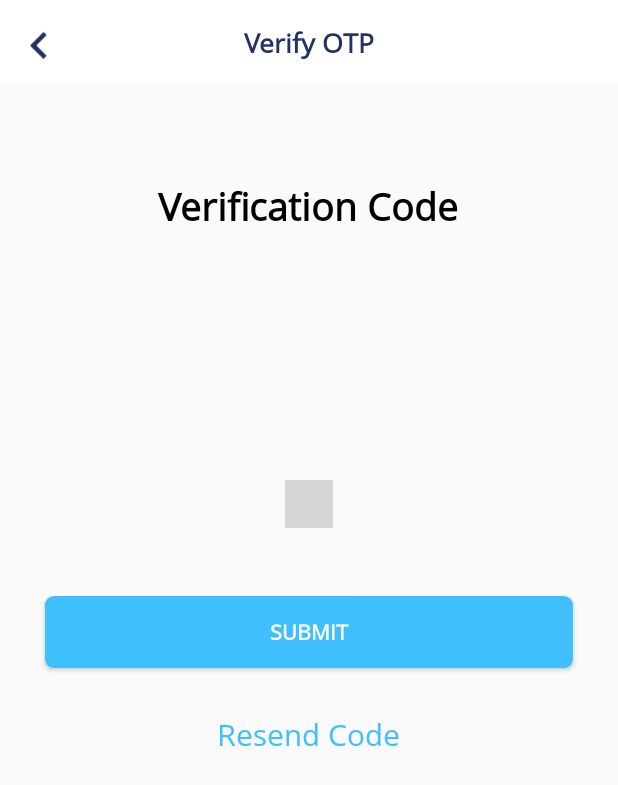
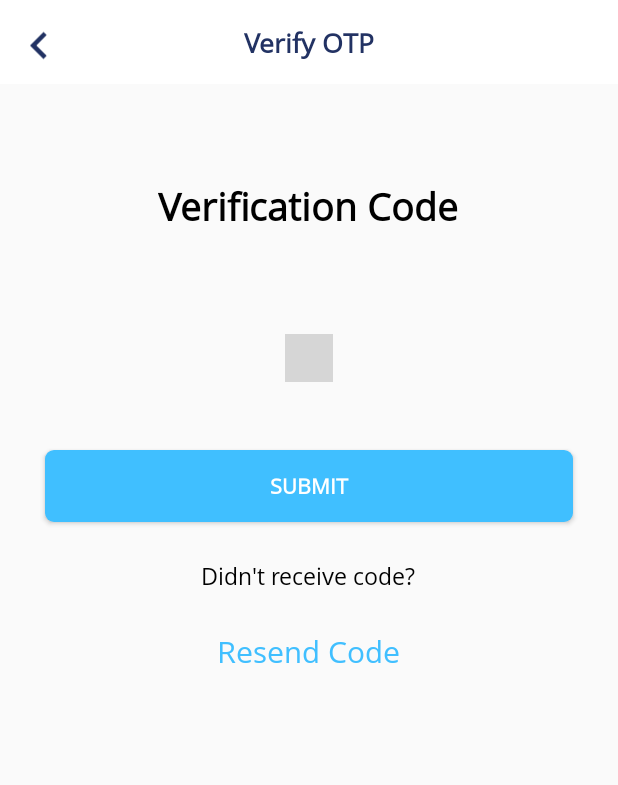
Before and after one commit to singhsukhvinder12/prism12, an Android app: the OtpVerifyActivity screen opened directly, with no data from a screen before it, on a phone screen of 412 x 824 dp. Shown: the top 785 px of the screen. Run offline under Robolectric (Android 15) with nearby library versions, the phone set to English and light mode, and no system bars; our stand-ins replace CircleImageView, data binding, sdp/ssp sizes; libraries missing offline, so code that uses them is left out: com.wang.avi; plain views replace Pinview; grey boxes are pictures that could not be loaded.

Commit message:
By Vishav

```diff
--- a/app/src/main/AndroidManifest.xml
+++ b/app/src/main/AndroidManifest.xml
@@ -30,11 +30,11 @@
         android:fullBackupContent="true"
         android:hardwareAccelerated="true"
         android:icon="@drawable/ic_app_icon"
+        android:roundIcon="@drawable/ic_app_icon"
         android:label="@string/app_name"
         android:largeHeap="true"
         android:networkSecurityConfig="@xml/network_security_config"
         android:requestLegacyExternalStorage="true"
-        android:roundIcon="@mipmap/ic_launcher_round"
         android:supportsRtl="true"
         android:theme="@style/AppTheme"
         android:usesCleartextTraffic="true"
--- a/app/src/main/java/com/e/seasianoticeboard/view/core/auth/OtpVerifyActivity.kt
+++ b/app/src/main/java/com/e/seasianoticeboard/view/core/auth/OtpVerifyActivity.kt
@@ -1,6 +1,8 @@
 package com.e.seasianoticeboard.view.core.auth
 
 import android.content.Intent
+import android.os.Build
+import android.os.SystemClock
 import android.view.View
 import android.widget.Toast
 import com.e.seasianoticeboard.App
@@ -44,6 +46,11 @@ class OtpVerifyActivity : BaseActivity(), View.OnClickListener, VerifyOtpCallbac
             binding!!.emailCodeTxt.setText("Please enter the code that has been sent to you at " +email)
 
         }
+     /*   if (Build.VERSION.SDK_INT >= Build.VERSION_CODES.N) {
+            binding!!.viewTimer.isCountDown = true
+        }
+        binding!!.viewTimer.base = SystemClock.elapsedRealtime() + 20000
+        binding!!.viewTimer.start()*/
     }
 
     override fun onClick(p0: View?) {
--- a/app/src/main/res/layout/activity_otp_verify.xml
+++ b/app/src/main/res/layout/activity_otp_verify.xml
@@ -45,7 +45,7 @@
             android:layout_marginTop="5dp"
             android:layout_width="match_parent"
             android:layout_height="wrap_content"
-            android:layout_centerInParent="true">
+            android:layout_below="@+id/emailCodeTxt">
 
             <com.goodiebag.pinview.Pinview
                 android:id="@+id/otpPin"
@@ -56,7 +56,7 @@
                 android:inputType="text"
                 android:itemBackground="@mipmap/ic_launcher"
                 android:textStyle="bold"
-                app:hint="0"
+                app:hint=""
                 app:inputType="number"
                 app:pinHeight="40dp"
                 app:pinLength="6"
@@ -65,25 +65,33 @@
 
 
             <TextView
-                android:textSize="20sp"
+                android:textSize="15sp"
                 android:id="@+id/didtShowCode"
-                android:visibility="gone"
-                android:layout_marginTop="20dp"
+                android:layout_marginTop="25dp"
                 android:textColor="@color/black"
                 android:text="Didn't receive code?"
-                android:layout_below="@+id/otpPin"
+                android:layout_below="@+id/btnSubmit"
                 android:fontFamily="@font/opensans_regular"
                 android:layout_centerHorizontal="true"
                 android:layout_width="wrap_content"
                 android:layout_height="wrap_content"/>
 
+         <!--   <Chronometer
+                android:id="@+id/view_timer"
+                tools:targetApi="24"
+                android:layout_width="wrap_content"
+                android:layout_height="wrap_content"
+                android:layout_below="@+id/didtShowCode"
+                android:layout_marginTop="25dp"
+                android:layout_centerHorizontal="true"/>-->
+
             <TextView
                 android:textSize="20sp"
-                android:layout_marginTop="30dp"
+                android:layout_marginTop="25dp"
                 android:text="Resend Code"
                 android:id="@+id/resendCode"
                 android:textColor="@color/colorPrimary"
-                android:layout_below="@+id/btnSubmit"
+                android:layout_below="@+id/didtShowCode"
                 android:fontFamily="@font/opensans_regular"
                 android:layout_centerHorizontal="true"
                 android:layout_width="wrap_content"
```
Also changed, not shown: app/src/main/res/layout/activity_splash.xml (+5 -5 lines), app/src/main/res/drawable/ic_splash_logo.xml (renamed from app/src/main/res/drawable-v24/ic_splash_logo.xml), app/src/main/res/drawable/splash.jpg (added).
